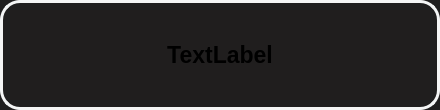
Above: lab3/LinkDove/usercard.ui from ElizavetaPa17/LinkDove before the change. Below: the same form after it.
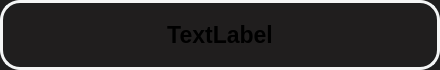
That is the form after the change.

The edit to the form file:
```diff
--- a/lab3/LinkDove/usercard.ui
+++ b/lab3/LinkDove/usercard.ui
@@ -7,19 +7,19 @@
     <x>0</x>
     <y>0</y>
     <width>440</width>
-    <height>110</height>
+    <height>70</height>
    </rect>
   </property>
   <property name="minimumSize">
    <size>
     <width>0</width>
-    <height>110</height>
+    <height>70</height>
    </size>
   </property>
   <property name="maximumSize">
    <size>
     <width>16777215</width>
-    <height>110</height>
+    <height>70</height>
    </size>
   </property>
   <property name="cursor">
@@ -33,6 +33,10 @@
 	background-color: rgb(32, 30, 30);
 	border: 3px solid rgb(245, 245, 245);
 	border-radius: 20px;
+}
+
+QWidget#UserCard:hover {
+	background-color: rgb(56, 82, 160)
 }</string>
   </property>
   <layout class="QVBoxLayout" name="verticalLayout">
```
Left out of the diff: 2 changed lines with no effect on the pictures.
